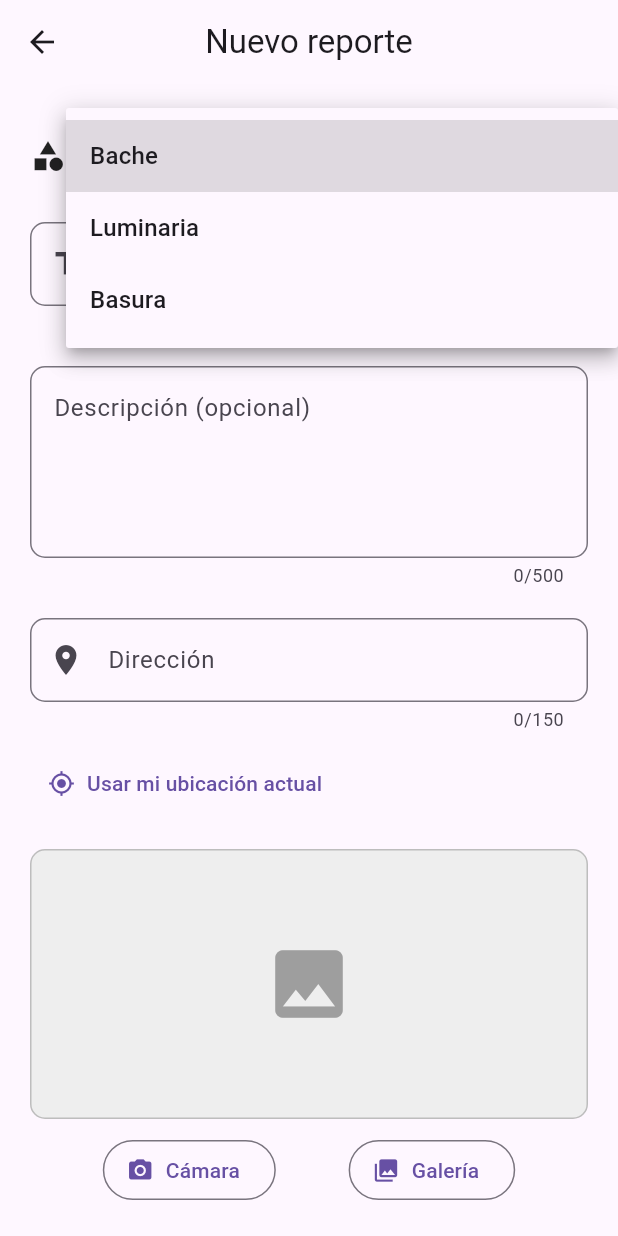
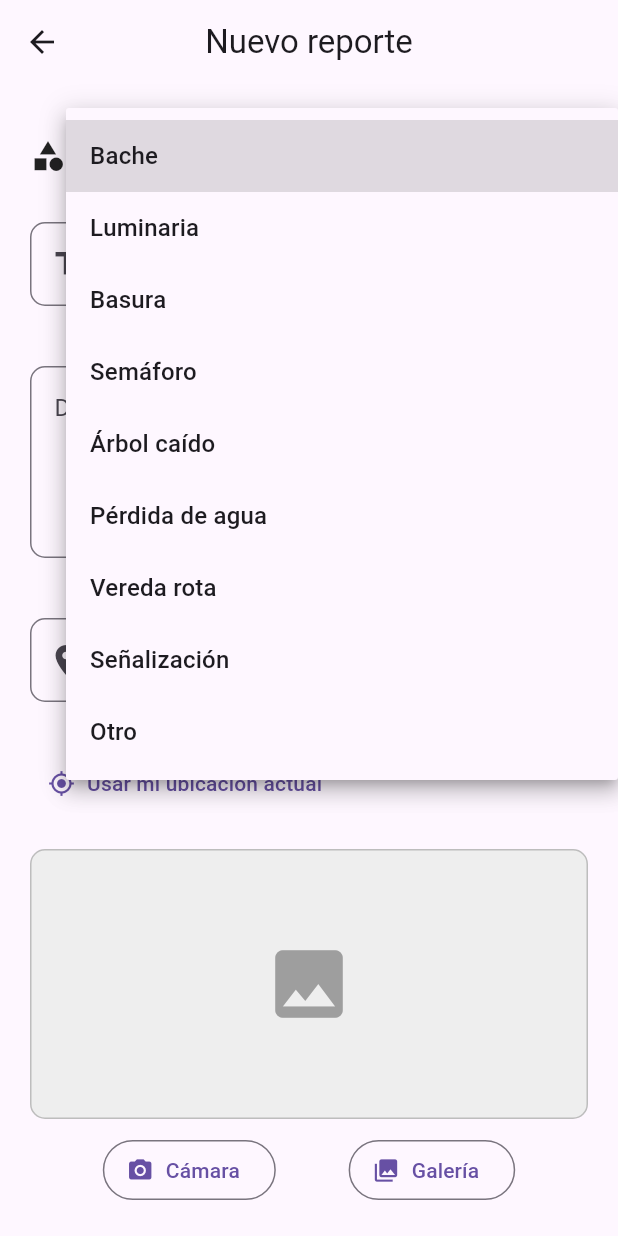
Before and after one commit to fabri-platero/fixly, a Flutter app: the NuevoReportePage screen opened by its route, after a tap on "Bache", on a phone screen of 412 x 824 dp. Run offline on Flutter 3.47's test engine with Material 3 defaults, Android fonts, the phone set to English and light mode, and no system bars; our stand-ins replace cloud_firestore, firebase_auth, firebase_core, image_picker, permission_handler; accounts and stored records are empty.

Commit message:
added more report categories

```diff
--- a/lib/src/pages/nuevo_reporte_page.dart
+++ b/lib/src/pages/nuevo_reporte_page.dart
@@ -16,7 +16,17 @@ class NuevoReportePage extends StatefulWidget {
 }
 
 class _NuevoReportePageState extends State<NuevoReportePage> {
-  final List<String> _categorias = ['Bache', 'Luminaria', 'Basura'];
+  final List<String> _categorias = [
+    'Bache',
+    'Luminaria',
+    'Basura',
+    'Semáforo',
+    'Árbol caído',
+    'Pérdida de agua',
+    'Vereda rota',
+    'Señalización',
+    'Otro',
+  ];
 
   String _categoria = 'Bache';
   String _titulo = '';
--- a/lib/src/utils/reporte_util.dart
+++ b/lib/src/utils/reporte_util.dart
@@ -10,6 +10,16 @@ IconData iconoCategoria(String categoria) {
       return Icons.lightbulb_outline;
     case 'basura':
       return Icons.delete_outline;
+    case 'semáforo':
+      return Icons.traffic;
+    case 'árbol caído':
+      return Icons.park;
+    case 'pérdida de agua':
+      return Icons.water_drop;
+    case 'vereda rota':
+      return Icons.directions_walk;
+    case 'señalización':
+      return Icons.signpost;
     default:
       return Icons.report_problem;
   }
```
